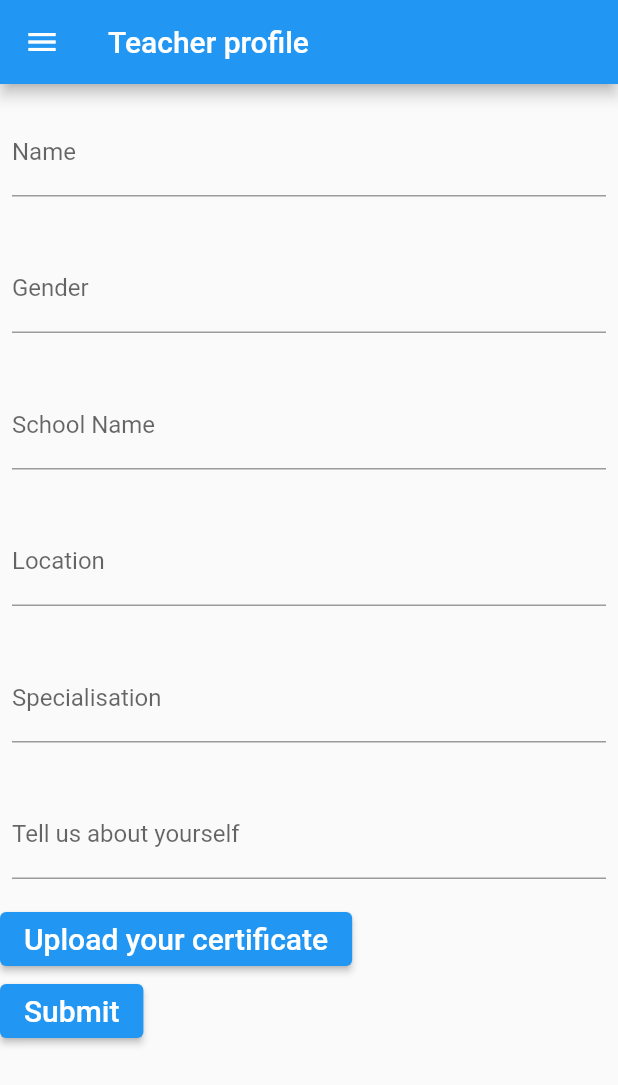
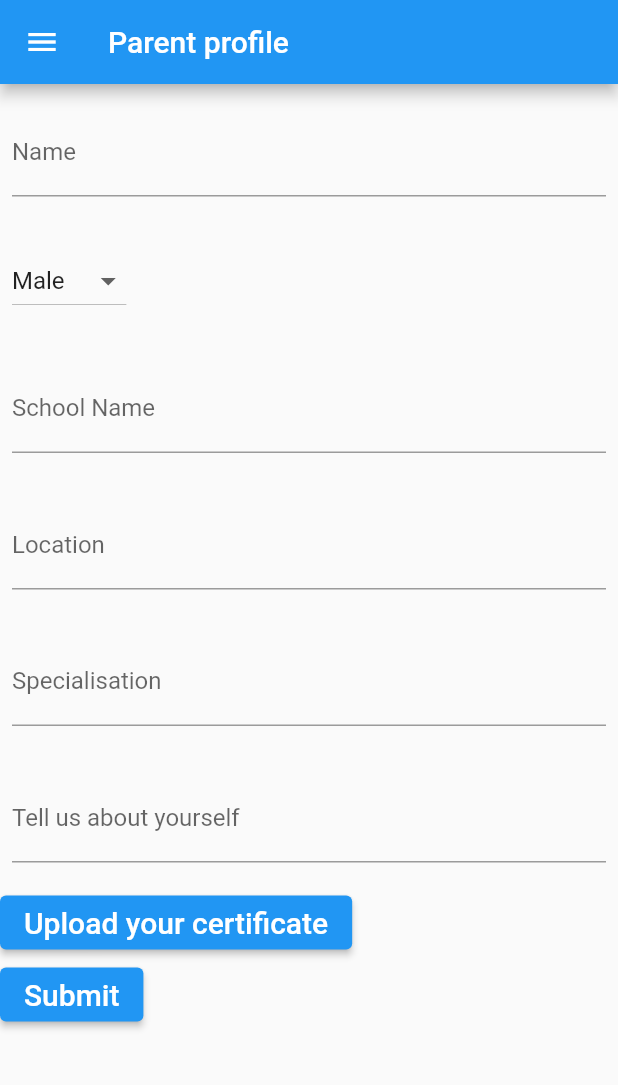
Before and after one commit to montessoriclan/mobileglobal, a Flutter app: the screen it shows once a user with an empty profile is signed in, after a tap on "Go to Profile", on a phone screen of 412 x 824 dp. Shown: the top 1085 px of the screen. Run offline on Flutter 3.47's test engine with Material 2 defaults, Android fonts, the phone set to English and light mode, and no system bars; our stand-ins replace cloud_firestore, connectivity_plus, firebase_auth, firebase_core, flutter_local_notifications, timezone; accounts and stored records are empty; network calls fail.

Commit message:
added dropdown for gender

```diff
--- a/lib/page/profile_page/ParentProfile.dart
+++ b/lib/page/profile_page/ParentProfile.dart
@@ -13,7 +13,7 @@ class ParentProfileView extends StatefulWidget {
 class _ParentProfileState extends State<ParentProfileView> {
   @override
   Widget build(BuildContext context) {
-    const appTitle = 'Teacher profile';
+    const appTitle = 'Parent profile';
     return MaterialApp(
       title: appTitle,
       home: Scaffold(
@@ -49,9 +49,11 @@ class _MyCustomFormState extends State<MyCustomForm> {
     super.dispose();
   }
 
+  String genderValue = 'Male';
   @override
   Widget build(BuildContext context) {
-    return Column(
+    return SingleChildScrollView(
+        child: Column(
       crossAxisAlignment: CrossAxisAlignment.start,
       children: <Widget>[
         Padding(
@@ -66,12 +68,22 @@ class _MyCustomFormState extends State<MyCustomForm> {
         ),
         Padding(
           padding: const EdgeInsets.symmetric(horizontal: 8, vertical: 16),
-          child: TextFormField(
-            controller: genderController,
-            decoration: const InputDecoration(
-              border: UnderlineInputBorder(),
-              labelText: 'Gender',
-            ),
+          child: DropdownButton<String>(
+            value: genderValue,
+            items: <String>['Male', 'Female']
+                .map<DropdownMenuItem<String>>((String value) {
+              return DropdownMenuItem<String>(
+                value: value,
+                child: Text(
+                  value,
+                ),
+              );
+            }).toList(),
+            onChanged: (String? newValue) {
+              setState(() {
+                genderValue = newValue!;
+              });
+            },
           ),
         ),
         Padding(
@@ -129,7 +141,7 @@ class _MyCustomFormState extends State<MyCustomForm> {
             ),
             onPressed: () {
               print(nameController.text);
-              print(genderController.text);
+              print(genderValue);
               print(schoolController.text);
               print(locationController.text);
               print(specialisationController.text);
@@ -138,6 +150,6 @@ class _MyCustomFormState extends State<MyCustomForm> {
           ),
         ),
       ],
-    );
+    ));
   }
 }
```
Also changed, not shown: lib/page/profile_page/TeacherProfile.dart (+20 -8 lines), lib/page/profile_page/VolunteerProfile.dart (+20 -8 lines).
